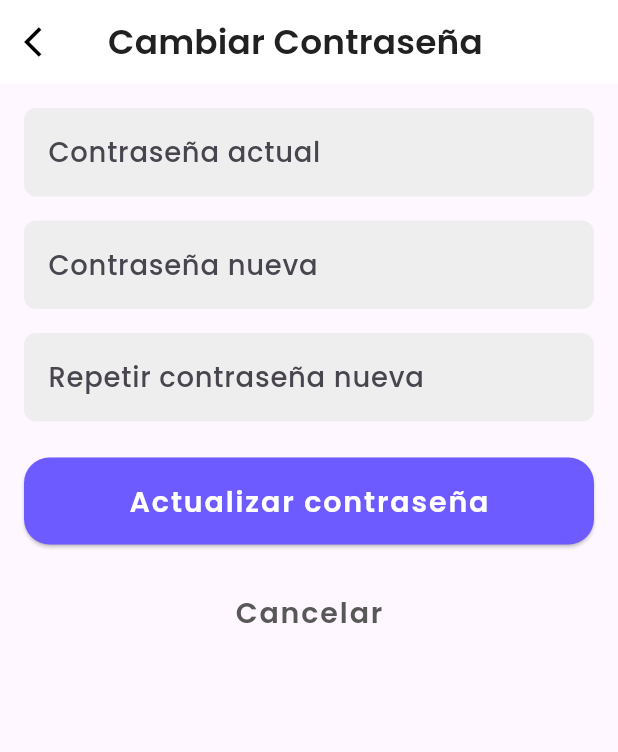
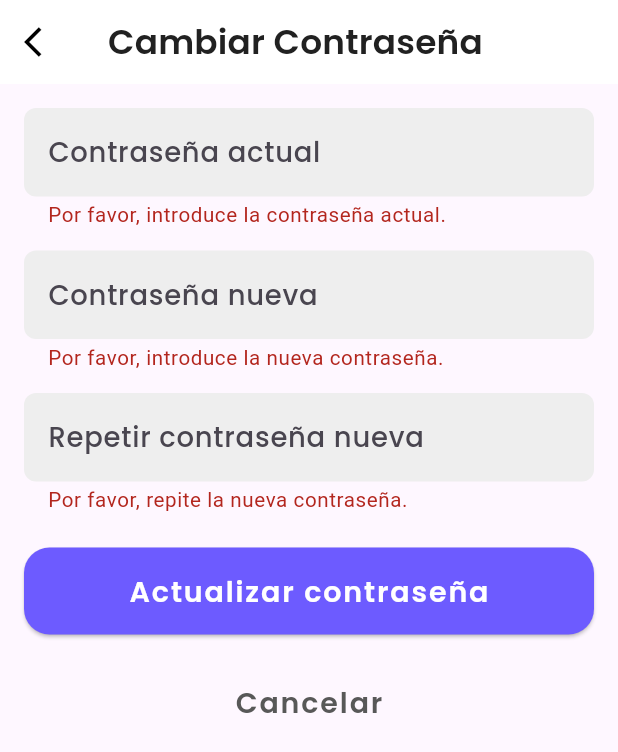
Before and after one commit to QuickRecap/Quickrecap-mobile, a Flutter app: the PasswordScreen screen opened by its route, after a tap on "Actualizar contraseña", on a phone screen of 412 x 824 dp. Shown: the top 752 px of the screen. Run offline on Flutter 3.47's test engine with Material 3 defaults, Android fonts, the phone set to English and light mode, and no system bars; our stand-ins replace firebase_core, firebase_storage, flutter_screenutil, get, image_picker, sqflite; accounts and stored records are empty.

Commit message:
feat(profile): adding change password api

```diff
--- /dev/null
+++ b/lib/application/password_use_case.dart
@@ -0,0 +1,16 @@
+import '../domain/entities/user.dart';
+import '../domain/repositories/user_repository.dart';
+
+class PasswordUseCase {
+  final UserRepository userRepository;
+
+  PasswordUseCase(this.userRepository);
+
+  Future<bool> changePassword(String userId, String oldPassword, String newPassword) async {
+    try {
+      return await userRepository.changePassword(userId, oldPassword, newPassword);
+    } catch (e) {
+      return false;
+    }
+  }
+}
--- a/lib/data/repositories/user_repository_impl.dart
+++ b/lib/data/repositories/user_repository_impl.dart
@@ -16,4 +16,9 @@ class UserRepositoryImpl implements UserRepository {
   Future<User?> register(String name, String lastname, String gender, String phone, String email, String password) async {
     return await userApi.register(name, lastname, gender, phone, email, password);
   }
+
+  @override
+  Future<bool> changePassword(String userId, String oldPassword, String newPassword) async {
+    return await userApi.changePassword(userId, oldPassword, newPassword);
+  }
 }
--- a/lib/domain/repositories/user_repository.dart
+++ b/lib/domain/repositories/user_repository.dart
@@ -3,4 +3,5 @@ import '../entities/user.dart';
 abstract class UserRepository {
   Future<User?> login(String email, String password);
   Future<User?> register(String name, String lastname, String gender, String phone, String email, String password);
+  Future<bool> changePassword(String userId, String oldPassword, String newPassword);
 }
--- a/lib/main.dart
+++ b/lib/main.dart
@@ -1,6 +1,8 @@
 import 'package:flutter/material.dart';
 import 'package:provider/provider.dart';
 import 'package:firebase_core/firebase_core.dart';
+import 'application/password_use_case.dart';
+import 'ui/providers/password_provider.dart';
 import 'application/support_use_case.dart';
 import 'data/api/support_api.dart';
 import 'data/repositories/support_repository_impl.dart';
@@ -39,6 +41,10 @@ void main() async{
             create: (_) => RegisterProvider(
                   RegisterUseCase(UserRepositoryImpl(userApi)),
                 )),
+        ChangeNotifierProvider(
+            create: (_) => PasswordProvider(
+              PasswordUseCase(UserRepositoryImpl(userApi)),
+            )),
         ChangeNotifierProvider(
             create: (_) => SupportProvider(
               SupportUseCase(SupportRepositoryImpl(supportApi)),
--- a/lib/ui/pages/views/profile/password_screen.dart
+++ b/lib/ui/pages/views/profile/password_screen.dart
@@ -1,8 +1,21 @@
 import 'package:flutter/material.dart';
 import 'package:flutter_screenutil/flutter_screenutil.dart';
+import 'package:provider/provider.dart';
+import '../../../providers/password_provider.dart';
 
-class PasswordScreen extends StatelessWidget {
+class PasswordScreen extends StatefulWidget {
   const PasswordScreen({Key? key}) : super(key: key);
+
+  @override
+  _PasswordScreenState createState() => _PasswordScreenState();
+}
+
+class _PasswordScreenState extends State<PasswordScreen> {
+  final TextEditingController oldPasswordController = TextEditingController();
+  final TextEditingController newPasswordController = TextEditingController();
+  final TextEditingController repeatPasswordController = TextEditingController();
+
+  final _formKey = GlobalKey<FormState>();
 
   @override
   Widget build(BuildContext context) {
@@ -16,10 +29,11 @@ class PasswordScreen extends StatelessWidget {
             }
           },
         ),
-        title: Text('Cambiar Contraseña',
+        title: Text(
+          'Cambiar Contraseña',
           style: TextStyle(
-                color: const Color(0xff212121), // Cambia el color del texto del título
-                fontSize: 20.sp, // Ajusta el tamaño del texto según tu diseño
+            color: const Color(0xff212121),
+            fontSize: 20.sp,
             fontFamily: 'Poppins',
             fontWeight: FontWeight.w600,
           ),
@@ -27,14 +41,16 @@ class PasswordScreen extends StatelessWidget {
         backgroundColor: Colors.white,
         foregroundColor: Colors.black,
         elevation: 0,
-
       ),
       body: Padding(
         padding: const EdgeInsets.all(16.0),
+        child: Form(
+          key: _formKey,
           child: Column(
             crossAxisAlignment: CrossAxisAlignment.stretch,
             children: [
-            TextField(
+              TextFormField(
+                controller: oldPasswordController,
                 decoration: InputDecoration(
                   hintText: 'Contraseña actual',
                   filled: true,
@@ -46,14 +62,21 @@ class PasswordScreen extends StatelessWidget {
                 ),
                 obscureText: true,
                 style: const TextStyle(
-                color: Color(0xFF585858), // Color del texto de la contraseña
+                  color: Color(0xFF585858),
                   fontFamily: 'Poppins',
                   fontWeight: FontWeight.w500,
                 ),
                 cursorColor: const Color(0xFF585858),
+                validator: (value) {
+                  if (value == null || value.isEmpty) {
+                    return 'Por favor, introduce la contraseña actual.';
+                  }
+                  return null;
+                },
               ),
               const SizedBox(height: 16),
-            TextField(
+              TextFormField(
+                controller: newPasswordController,
                 decoration: InputDecoration(
                   hintText: 'Contraseña nueva',
                   filled: true,
@@ -65,14 +88,24 @@ class PasswordScreen extends StatelessWidget {
                 ),
                 obscureText: true,
                 style: const TextStyle(
-                color: Color(0xFF585858), // Color del texto de la contraseña
+                  color: Color(0xFF585858),
                   fontFamily: 'Poppins',
                   fontWeight: FontWeight.w500,
                 ),
-              cursorColor: const Color(0xFF585858), // Color de la barra parpadeante
+                cursorColor: const Color(0xFF585858),
+                validator: (value) {
+                  if (value == null || value.isEmpty) {
+                    return 'Por favor, introduce la nueva contraseña.';
+                  }
+                  if (value.length < 6) {
+                    return 'La contraseña debe tener al menos 6 caracteres.';
+                  }
+                  return null;
+                },
               ),
               const SizedBox(height: 16),
-            TextField(
+              TextFormField(
+                controller: repeatPasswordController,
                 decoration: InputDecoration(
                   hintText: 'Repetir contraseña nueva',
                   filled: true,
@@ -84,16 +117,47 @@ class PasswordScreen extends StatelessWidget {
                 ),
                 obscureText: true,
                 style: const TextStyle(
-                color: Color(0xFF585858), // Color del texto de la contraseña
+                  color: Color(0xFF585858),
                   fontFamily: 'Poppins',
                   fontWeight: FontWeight.w500,
                 ),
                 cursorColor: const Color(0xFF585858),
+                validator: (value) {
+                  if (value == null || value.isEmpty) {
+                    return 'Por favor, repite la nueva contraseña.';
+                  }
+                  if (value != newPasswordController.text) {
+                    return 'Las contraseñas no coinciden.';
+                  }
+                  return null;
+                },
               ),
               const SizedBox(height: 24),
               ElevatedButton(
-              onPressed: () {
-                // Implement password update logic here
+                onPressed: () async {
+                  if (_formKey.currentState?.validate() == true) {
+                    final passwordProvider =
+                    Provider.of<PasswordProvider>(context, listen: false);
+
+                    bool success = await passwordProvider.changePassword(
+                      "1", oldPasswordController.text, newPasswordController.text
+                    );
+
+                    if (success) {
+                      Navigator.of(context).pop();
+                      ScaffoldMessenger.of(context).showSnackBar(
+                        const SnackBar(
+                          content: Text('Contraseña actualizada exitosamente.'),
+                        ),
+                      );
+                    } else {
+                      ScaffoldMessenger.of(context).showSnackBar(
+                        const SnackBar(
+                          content: Text('No se pudo actualizar la contraseña.'),
+                        ),
+                      );
+                    }
+                  }
                 },
                 style: ElevatedButton.styleFrom(
                   backgroundColor: const Color(0xff6D5BFF),
@@ -102,17 +166,20 @@ class PasswordScreen extends StatelessWidget {
                     borderRadius: BorderRadius.circular(17),
                   ),
                 ),
-              child: const Text('Actualizar contraseña',style: TextStyle(
+                child: const Text(
+                  'Actualizar contraseña',
+                  style: TextStyle(
                     fontFamily: 'Poppins',
                     fontWeight: FontWeight.w600,
                     fontSize: 19,
-                color: Colors.white
-              )),
+                    color: Colors.white,
+                  ),
+                ),
               ),
               const SizedBox(height: 16),
               TextButton(
                 onPressed: () {
-                // Implement cancel logic here
+                  Navigator.of(context).pop();
                 },
                 style: TextButton.styleFrom(
                   padding: const EdgeInsets.symmetric(vertical: 15),
@@ -120,16 +187,28 @@ class PasswordScreen extends StatelessWidget {
                     borderRadius: BorderRadius.circular(17),
                   ),
                 ),
-              child: const Text('Cancelar',style: TextStyle(
+                child: const Text(
+                  'Cancelar',
+                  style: TextStyle(
                     fontFamily: 'Poppins',
                     fontWeight: FontWeight.w600,
                     fontSize: 19,
                     color: Color(0xff585858),
-              )),
+                  ),
+                ),
               ),
             ],
           ),
         ),
+      ),
     );
   }
+
+  @override
+  void dispose() {
+    oldPasswordController.dispose();
+    newPasswordController.dispose();
+    repeatPasswordController.dispose();
+    super.dispose();
   }
+}
--- /dev/null
+++ b/lib/ui/providers/password_provider.dart
@@ -0,0 +1,13 @@
+import 'package:flutter/foundation.dart';
+import '../../application/password_use_case.dart';
+import '../../domain/entities/user.dart';
+
+class PasswordProvider extends ChangeNotifier {
+  final PasswordUseCase passwordUseCase;
+
+  PasswordProvider(this.passwordUseCase);
+
+  Future<bool> changePassword(String userId, String oldPassword, String newPassword) async {
+    return await passwordUseCase.changePassword(userId, oldPassword, newPassword);
+  }
+}
```
Also changed, not shown: lib/data/api/user_api.dart (+14 -0 lines). Lines whose indentation alone changed are shown as unchanged.
